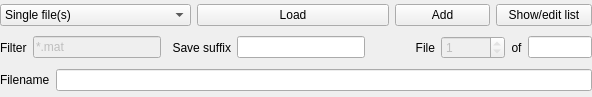
Old version of the form octavvs/miccs/fileloader.ui in the repository ctroein/octavvs.
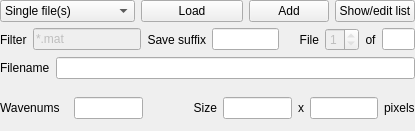
New version of the form.

Patch:
```diff
--- a/octavvs/miccs/fileloader.ui
+++ b/octavvs/miccs/fileloader.ui
@@ -6,8 +6,8 @@
    <rect>
     <x>0</x>
     <y>0</y>
-    <width>592</width>
-    <height>97</height>
+    <width>415</width>
+    <height>131</height>
    </rect>
   </property>
   <property name="sizePolicy">
@@ -20,9 +20,6 @@
    <string>Form</string>
   </property>
   <layout class="QVBoxLayout" name="verticalLayout">
-   <property name="sizeConstraint">
-    <enum>QLayout::SetMinimumSize</enum>
-   </property>
    <property name="leftMargin">
     <number>0</number>
    </property>
@@ -80,7 +77,7 @@
     </layout>
    </item>
    <item>
-    <layout class="QHBoxLayout" name="horizontalLayout_28" stretch="0,2,1,2,1,1,0,1">
+    <layout class="QHBoxLayout" name="horizontalLayout_28" stretch="0,0,1,2,1,1,0,1">
      <item>
       <widget class="QLabel" name="label_3">
        <property name="text">
@@ -184,6 +181,54 @@
      </item>
     </layout>
    </item>
+   <item>
+    <layout class="QHBoxLayout" name="horizontalLayout_2" stretch="1,1,1,1,0,1,0">
+     <item>
+      <widget class="QLabel" name="label_4">
+       <property name="text">
+        <string>Wavenums</string>
+       </property>
+      </widget>
+     </item>
+     <item>
+      <widget class="QLineEdit" name="lineEditLength">
+       <property name="readOnly">
+        <bool>true</bool>
+       </property>
+      </widget>
+     </item>
+     <item>
+      <widget class="QLabel" name="label_6">
+       <property name="text">
+        <string>Size</string>
+       </property>
+       <property name="alignment">
+        <set>Qt::AlignRight|Qt::AlignTrailing|Qt::AlignVCenter</set>
+       </property>
+      </widget>
+     </item>
+     <item>
+      <widget class="QLineEdit" name="lineEditWidth"/>
+     </item>
+     <item>
+      <widget class="QLabel" name="label_7">
+       <property name="text">
+        <string>x</string>
+       </property>
+      </widget>
+     </item>
+     <item>
+      <widget class="QLineEdit" name="lineEditHeight"/>
+     </item>
+     <item>
+      <widget class="QLabel" name="label_5">
+       <property name="text">
+        <string>pixels</string>
+       </property>
+      </widget>
+     </item>
+    </layout>
+   </item>
   </layout>
  </widget>
  <resources/>
```
